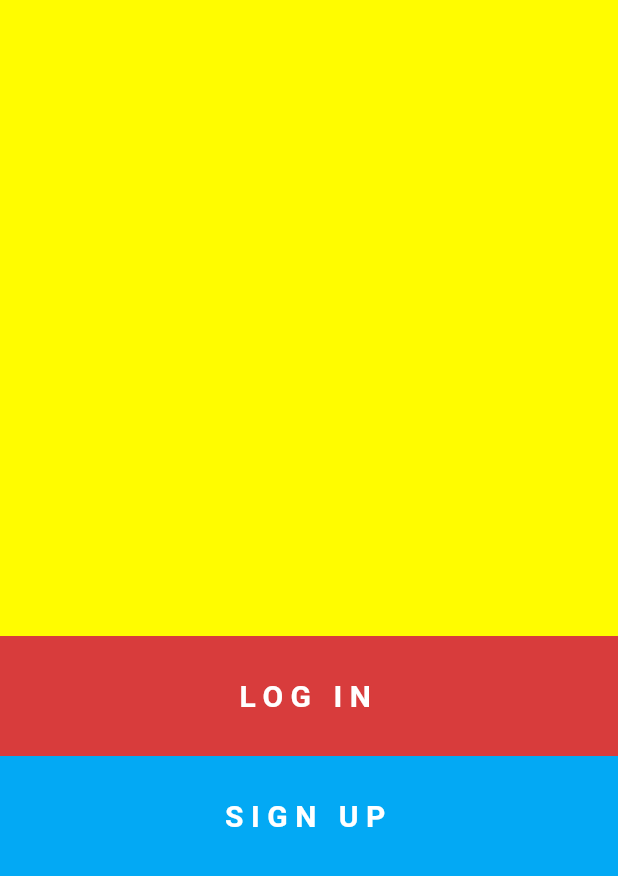
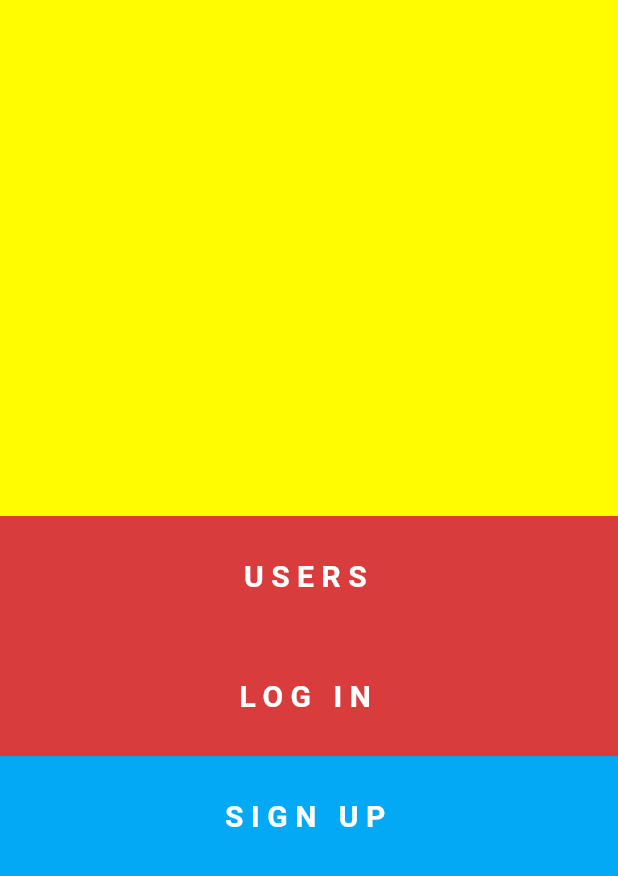
Before and after one commit to QristineVanesyan/snapchat_practice, a Flutter app: the screen it shows after launch, on a phone screen of 412 x 824 dp, the part 360-1236 px from its top. Run offline on Flutter 3.47's test engine with Material 2 defaults, Android fonts, the phone set to English and light mode, and no system bars; our stand-ins replace flutter_bloc.

Commit message:
cubit and users from json

```diff
--- /dev/null
+++ b/snapchat_proj/lib/cubit/user_cubit.dart
@@ -0,0 +1,25 @@
+import 'package:flutter_bloc/flutter_bloc.dart';
+import 'package:snapchat_proj/cubit/user_state.dart';
+
+import 'package:snapchat_proj/models/user.dart';
+import 'package:snapchat_proj/services/user_repository.dart';
+
+class UserCubit extends Cubit<UserState> {
+  final UsersRepository usersRepository;
+
+  UserCubit(this.usersRepository) : super(UserEmptyState());
+
+  Future<void> fetchUsers() async {
+    try {
+      emit(UserLoadingState());
+      final List<User> _loadedUserList = await usersRepository.getAllUsers();
+      emit(UserLoadedState(loadedUser: _loadedUserList));
+    } catch (_) {
+      emit(UserErrorState());
+    }
+  }
+
+  Future<void> clearUsers() async {
+    emit(UserEmptyState());
+  }
+}
--- /dev/null
+++ b/snapchat_proj/lib/cubit/user_state.dart
@@ -0,0 +1,14 @@
+import 'package:flutter/foundation.dart';
+
+abstract class UserState {}
+
+class UserEmptyState extends UserState {}
+
+class UserLoadingState extends UserState {}
+
+class UserLoadedState extends UserState {
+  List<dynamic> loadedUser;
+  UserLoadedState({@required this.loadedUser}) : assert(loadedUser != null);
+}
+
+class UserErrorState extends UserState {}
--- a/snapchat_proj/lib/main.dart
+++ b/snapchat_proj/lib/main.dart
@@ -1,9 +1,5 @@
-import 'dart:ui';
-
 import 'package:flutter/material.dart';
-import 'package:snapchat_proj/pages/log_in.dart';
-import 'package:snapchat_proj/pages/sign_up.dart';
-import 'package:snapchat_proj/widgets/button.dart';
+import 'package:snapchat_proj/pages/home.dart';
 
 void main() {
   runApp(MyApp());
@@ -22,46 +18,3 @@ class MyApp extends StatelessWidget {
     );
   }
 }
-
-class HomePage extends StatelessWidget {
-
-  Color get _themeColor => const Color(0xFFFFFC00);
-  Widget get _themeIcon => Image.asset(
-        'assets/images/logo.png',
-        width: 120,
-        height: 120,
-      );
-
-  @override
-  Widget build(BuildContext context) {
-    return Scaffold(
-      body: Container(
-        height: double.infinity,
-        color: _themeColor,
-        child: Column(
-          mainAxisAlignment: MainAxisAlignment.spaceBetween,
-          children: [
-            Container(
-              padding: const EdgeInsets.only(top: 120),
-              child: _themeIcon,
-            ),
-            Column(
-              children: [
-                Button(
-                  title: 'log in',
-                  color: const Color(0xFFd83c3c),
-                  toPage: LogIN(),
-                ),
-                Button(
-                  title: 'sign up',
-                  color: const Color(0xFF03a9f4),
-                  toPage: SignUp(),
-                ),
-              ],
-            )
-          ],
-        ),
-      ),
-    );
-  }
-}
--- a/snapchat_proj/lib/models/users_list.dart
+++ /dev/null
@@ -1,6 +0,0 @@
-
-import 'package:snapchat_proj/models/user.dart';
-
-class UsersList {
-  List<User> users = [];
-}
--- /dev/null
+++ b/snapchat_proj/lib/pages/home.dart
@@ -0,0 +1,53 @@
+import 'package:flutter/material.dart';
+import 'package:snapchat_proj/pages/sign_up.dart';
+import 'package:snapchat_proj/widgets/button.dart';
+import 'package:snapchat_proj/widgets/user_list.dart';
+
+import 'log_in.dart';
+
+class HomePage extends StatelessWidget {
+  Color get _themeColor => const Color(0xFFFFFC00);
+  Widget get _themeIcon => Image.asset(
+        'assets/images/logo.png',
+        width: 120,
+        height: 120,
+      );
+
+  @override
+  Widget build(BuildContext context) {
+    return Scaffold(
+      body: Container(
+        height: double.infinity,
+        color: _themeColor,
+        child: Column(
+          mainAxisAlignment: MainAxisAlignment.spaceBetween,
+          children: [
+            Container(
+              padding: const EdgeInsets.only(top: 120),
+              child: _themeIcon,
+            ),
+            Column(
+              children: [
+                Button(
+                  title: 'users',
+                  color: const Color(0xFFd83c3c),
+                  toPage: UserList(),
+                ),
+                Button(
+                  title: 'log in',
+                  color: const Color(0xFFd83c3c),
+                  toPage: LogIN(),
+                ),
+                Button(
+                  title: 'sign up',
+                  color: const Color(0xFF03a9f4),
+                  toPage: SignUp(),
+                ),
+              ],
+            )
+          ],
+        ),
+      ),
+    );
+  }
+}
--- /dev/null
+++ b/snapchat_proj/lib/pages/users.dart
@@ -0,0 +1,25 @@
+import 'package:flutter/material.dart';
+import 'package:flutter_bloc/flutter_bloc.dart';
+
+import 'package:snapchat_proj/cubit/user_cubit.dart';
+import 'package:snapchat_proj/services/user_repository.dart';
+import 'package:snapchat_proj/widgets/user_list.dart';
+
+class HomePage extends StatelessWidget {
+  final usersRepository = UsersRepository();
+
+  @override
+  Widget build(BuildContext context) {
+    return BlocProvider<UserCubit>(
+      create: (context) => UserCubit(usersRepository),
+      child: Scaffold(
+        backgroundColor: Colors.white,
+        appBar: AppBar(
+          title: const Text('Users List'),
+          centerTitle: true,
+        ),
+        body: UserList(),
+      ),
+    );
+  }
+}
--- /dev/null
+++ b/snapchat_proj/lib/services/user_provider.dart
@@ -0,0 +1,20 @@
+import 'dart:convert';
+
+import 'package:http/http.dart' as http;
+import 'package:snapchat_proj/models/user.dart';
+
+class UserProvider {
+  // http://jsonplaceholder.typicode.com/users
+
+  Future<List<User>> getUser() async {
+    final response =
+        await http.get('http://jsonplaceholder.typicode.com/users');
+
+    if (response.statusCode == 200) {
+      final List<dynamic> userJson = json.decode(response.body);
+      return userJson.map((json) => User.fromJson(json)).toList();
+    } else {
+      throw Exception('Error fetching users');
+    }
+  }
+}
--- /dev/null
+++ b/snapchat_proj/lib/services/user_repository.dart
@@ -0,0 +1,7 @@
+import 'package:snapchat_proj/models/user.dart';
+import 'package:snapchat_proj/services/user_provider.dart';
+
+class UsersRepository {
+  final UserProvider _usersProvider = UserProvider();
+  Future<List<User>> getAllUsers() => _usersProvider.getUser();
+}
--- a/snapchat_proj/pubspec.yaml
+++ b/snapchat_proj/pubspec.yaml
@@ -25,7 +25,10 @@ dependencies:
     sdk: flutter
   intl:
   jiffy:
-
+  http: ^0.12.0+2
+  #flutter_bloc: ^4.0.1
+  flutter_bloc: ^6.1.3
+  provider: ^5.0.0
 
   # The following adds the Cupertino Icons font to your application.
   # Use with the CupertinoIcons class for iOS style icons.
```
Also changed, not shown: snapchat_proj/lib/models/user.dart (+14 -20 lines), snapchat_proj/lib/widgets/user_list.dart (added, +124 -0 lines), snapchat_proj/pubspec.lock.
